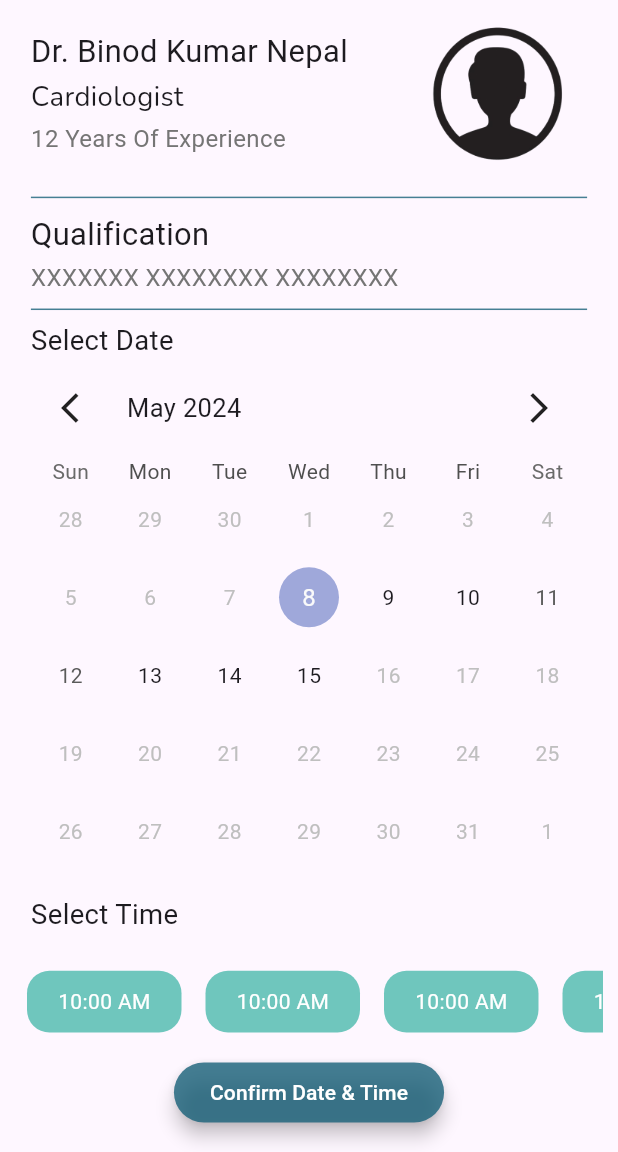
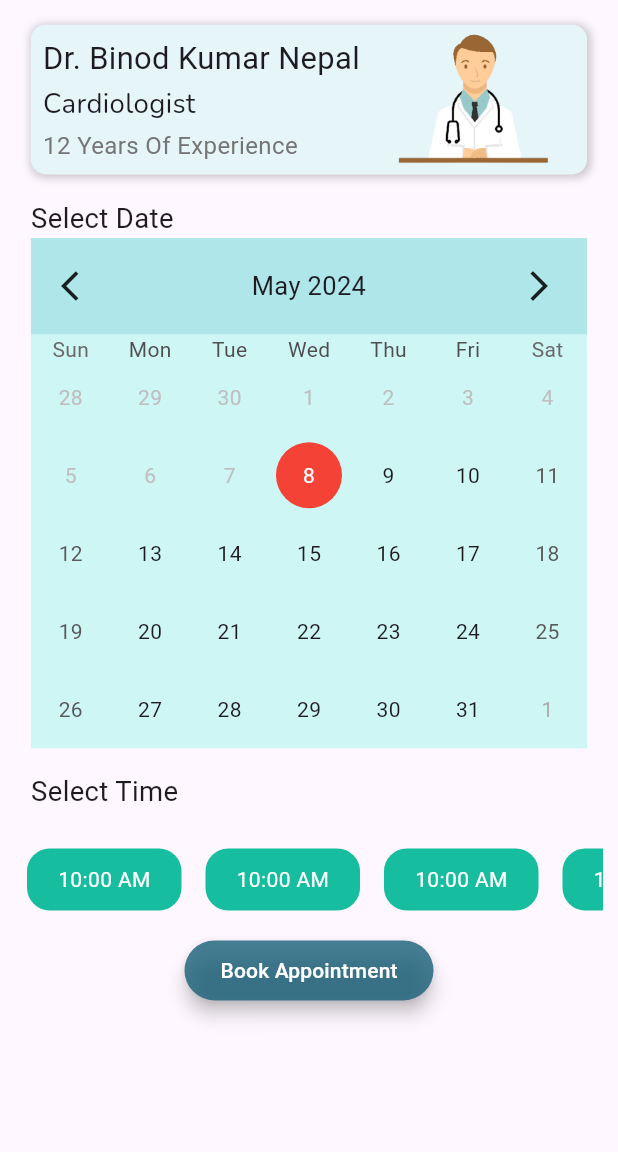
Before and after one commit to Arun746/patient_ms, a Flutter app: the BookAppointment screen opened by its route, on a phone screen of 412 x 824 dp, the part 84-1236 px from its top. Run offline on Flutter 3.47's test engine with Material 3 defaults, Android fonts, the phone set to English and light mode, and no system bars; drawn by our look-alikes of table_calendar; our stand-ins replace fluttertoast, google_fonts, loader_overlay; Roboto replaces fonts that are missing (Courgette).

Commit message:
date picker

```diff
--- a/patient_ms/lib/main.dart
+++ b/patient_ms/lib/main.dart
@@ -2,6 +2,7 @@
 
 import 'package:patient_ms/screen/appointment.screen.dart';
 import 'package:patient_ms/screen/bookappointment.screen.dart';
+import 'package:patient_ms/screen/bookpayment.screen.dart';
 import 'package:patient_ms/screen/doctorslist.screen.dart';
 import 'package:patient_ms/screen/home.screen.dart';
 import 'package:patient_ms/screen/login.screen.dart';
@@ -39,6 +40,7 @@ class _MyAppState extends State<MyApp> {
         '/Appointment': (BuildContext context) => const Appointment(),
         '/Doctors': (BuildContext context) => const DoctorList(),
         '/BookAppointment': (BuildContext context) => const BookAppointment(),
+        '/BookPayment': (BuildContext context) => const BookPayment(),
       },
       debugShowCheckedModeBanner: false,
     );
--- a/patient_ms/lib/screen/appointment.screen.dart
+++ b/patient_ms/lib/screen/appointment.screen.dart
@@ -266,7 +266,7 @@ class _AppointmentState extends State<Appointment>
                         ),
                         child: Padding(
                           padding: EdgeInsets.all(screenWidth * 0.02),
-                          child: Image.asset('images/profile.png'),
+                          child: Image.asset('images/doctor.png'),
                         ),
                       ),
                     ],
--- a/patient_ms/lib/screen/bookappointment.screen.dart
+++ b/patient_ms/lib/screen/bookappointment.screen.dart
@@ -2,6 +2,7 @@
 
 import 'package:flutter/material.dart';
 import 'package:google_fonts/google_fonts.dart';
+
 import 'package:table_calendar/table_calendar.dart';
 
 class BookAppointment extends StatefulWidget {
@@ -14,19 +15,15 @@ class BookAppointment extends StatefulWidget {
 class _BookAppointmentState extends State<BookAppointment> {
   late double screenWidth = MediaQuery.of(context).size.width;
   late double screenHeight = MediaQuery.of(context).size.height;
+  int? _selectedTime;
+  DateTime _focusedDay = DateTime.now();
+  late DateTime _selectedDay;
 
-  // DatePicker() {
-  //   showDatePicker(
-  //     context: context,
-  //     initialDate: DateTime.now(),
-  //     firstDate: DateTime.now(),
-  //     lastDate: DateTime(2025),
-  //   ).then((pickedDate) {
-  //     if (pickedDate != null) {
-  //       print('Picked date: $pickedDate');
-  //     }
-  //   });
-  // }
+  @override
+  void initState() {
+    super.initState();
+    _selectedDay = DateTime.now();
+  }
 
   @override
   Widget build(BuildContext context) {
@@ -58,7 +55,27 @@ class _BookAppointmentState extends State<BookAppointment> {
           children: [
             //heading
             Padding(
-              padding: EdgeInsets.symmetric(horizontal: screenWidth * 0.05),
+              padding: EdgeInsets.symmetric(
+                horizontal: screenWidth * 0.05,
+                vertical: screenHeight * 0.02,
+              ),
+              child: Container(
+                decoration: BoxDecoration(
+                  borderRadius: BorderRadius.circular(10),
+                  // color: Colors.white,
+                  color: Color.fromARGB(255, 229, 245, 248),
+                  boxShadow: [
+                    BoxShadow(
+                      color:
+                          const Color.fromARGB(255, 0, 0, 0).withOpacity(0.2),
+                      spreadRadius: 1,
+                      blurRadius: 4,
+                      offset: const Offset(1, 1),
+                    ),
+                  ],
+                ),
+                child: Padding(
+                  padding: const EdgeInsets.symmetric(horizontal: 8),
                   child: Row(
                     mainAxisAlignment: MainAxisAlignment.spaceBetween,
                     children: [
@@ -100,54 +117,52 @@ class _BookAppointmentState extends State<BookAppointment> {
                         crossAxisAlignment: CrossAxisAlignment.start,
                         children: [
                           SizedBox(
-                        width: screenWidth * 0.3,
-                        child: Image.asset('images/profile.png'),
+                            width: screenWidth * 0.33,
+                            child: Image.asset('images/doctor.png'),
                           )
                         ],
                       )
                     ],
                   ),
                 ),
-            //divider
-            Padding(
-              padding: EdgeInsets.symmetric(horizontal: screenWidth * 0.05),
-              child: Divider(
-                color: const Color.fromRGBO(24, 97, 121, 0.8),
               ),
             ),
+
             //exp
-            Padding(
-              padding: EdgeInsets.symmetric(
-                horizontal: screenWidth * 0.05,
-                vertical: screenHeight * 0.002,
-              ),
-              child: Text(
-                'Qualification',
-                style: TextStyle(
-                  fontSize: 18 * (screenWidth / 360),
-                ),
-              ),
-            ),
-            Padding(
-              padding: EdgeInsets.symmetric(
-                horizontal: screenWidth * 0.05,
-                vertical: screenHeight * 0.002,
-              ),
-              child: Text(
-                'XXXXXXX XXXXXXXX XXXXXXXX',
-                style: TextStyle(
-                  fontSize: 14 * (screenWidth / 360),
-                  color: Colors.grey.shade600,
-                ),
-              ),
-            ),
-            //divider
-            Padding(
-              padding: EdgeInsets.symmetric(horizontal: screenWidth * 0.05),
-              child: Divider(
-                color: const Color.fromRGBO(24, 97, 121, 0.8),
-              ),
-            ),
+            // Padding(
+            //   padding: EdgeInsets.symmetric(
+            //     horizontal: screenWidth * 0.05,
+            //     vertical: screenHeight * 0.002,
+            //   ),
+            //   child: Container(
+            //     width: double.infinity,
+            //     decoration: BoxDecoration(
+            //       borderRadius: BorderRadius.circular(10),
+            //       color: Color.fromARGB(255, 122, 231, 231),
+            //     ),
+            //     child: Padding(
+            //       padding: EdgeInsets.symmetric(horizontal: 8),
+            //       child: Column(
+            //         crossAxisAlignment: CrossAxisAlignment.start,
+            //         children: [
+            //           Text(
+            //             'Qualification',
+            //             style: TextStyle(
+            //               fontSize: 18 * (screenWidth / 360),
+            //             ),
+            //           ),
+            //           Text(
+            //             'xxxxx xxxx xxxx',
+            //             style: TextStyle(
+            //               fontSize: 14 * (screenWidth / 360),
+            //             ),
+            //           ),
+            //         ],
+            //       ),
+            //     ),
+            //   ),
+            // ),
+
             //calendar
             Padding(
               padding: EdgeInsets.symmetric(
@@ -162,37 +177,52 @@ class _BookAppointmentState extends State<BookAppointment> {
             ),
             Padding(
               padding: EdgeInsets.symmetric(horizontal: screenWidth * 0.05),
-              child: SizedBox(
+              child: Container(
+                color: Color.fromARGB(255, 206, 246, 245),
                 child: TableCalendar(
                   firstDay: DateTime.now(),
-                  lastDay: DateTime.now().add(Duration(days: 7)),
-                  focusedDay: DateTime.now(),
+                  lastDay: DateTime(2025),
+                  focusedDay: _focusedDay,
                   headerStyle: HeaderStyle(
                     headerMargin: EdgeInsets.zero,
                     leftChevronIcon: Icon(Icons.arrow_back_ios),
                     rightChevronIcon: Icon(Icons.arrow_forward_ios),
                     formatButtonVisible: false,
+                    titleCentered: true,
+                    //  backgroundColor: Colors.blue,
+                    // titleStyle: TextStyle(color: Colors.white),
+                    decoration: BoxDecoration(
+                      color: Color.fromARGB(255, 174, 230, 234),
+                    ),
+                  ),
+                  calendarStyle: CalendarStyle(
+                    rowDecoration: BoxDecoration(
+                      color: Color.fromARGB(255, 206, 246, 245),
+                    ),
                   ),
                   calendarFormat: CalendarFormat.month,
-                  // calendarBuilders: CalendarBuilders(
-                  //   selectedBuilder: (context, date, _) {
-                  //     return Container(
-                  //       margin: EdgeInsets.all(2.0),
-                  //       padding: EdgeInsets.all(3.0),
-                  //       decoration: BoxDecoration(
-                  //         color: Colors.blue,
-                  //         borderRadius: BorderRadius.circular(8.0),
-                  //       ),
-                  //       child: Text(
-                  //         '${date.day}',
-                  //         style: TextStyle(
-                  //           color: Colors.white,
-                  //           fontSize: 16.0,
-                  //         ),
-                  //       ),
-                  //     );
-                  //   },
-                  // ),
+                  selectedDayPredicate: (day) => isSameDay(day, _selectedDay),
+                  onDaySelected: (selectedDay, focusedDay) {
+                    setState(() {
+                      _selectedDay = selectedDay;
+                      _focusedDay = focusedDay;
+                      print(_selectedDay);
+                    });
+                  },
+                  calendarBuilders: CalendarBuilders(
+                    selectedBuilder: (context, date, _) => Container(
+                      margin: const EdgeInsets.all(4.0),
+                      alignment: Alignment.center,
+                      decoration: BoxDecoration(
+                        color: Colors.red,
+                        shape: BoxShape.circle,
+                      ),
+                      child: Text(
+                        '${date.day}',
+                        style: TextStyle(color: Colors.white),
+                      ),
+                    ),
+                  ),
                 ),
               ),
             ),
@@ -215,18 +245,23 @@ class _BookAppointmentState extends State<BookAppointment> {
                 child: SingleChildScrollView(
                   scrollDirection: Axis.horizontal,
                   child: Row(
-                    children: List<Widget>.generate(10, (index) {
+                    children: List<Widget>.generate(10, (i) {
                       return Padding(
                         padding: const EdgeInsets.all(8.0),
-                        child: InkWell(
-                          onTap: () {},
+                        child: GestureDetector(
+                          onTap: () {
+                            setState(() {
+                              _selectedTime = _selectedTime == i ? null : i;
+                            });
+                          },
                           child: Container(
                             height: screenHeight * 0.05,
                             width: screenWidth * 0.25,
                             decoration: BoxDecoration(
                                 borderRadius: BorderRadius.circular(15),
-                              color: Color.fromARGB(204, 75, 186, 173),
-                            ),
+                                color: _selectedTime == i
+                                    ? Colors.red
+                                    : Color.fromARGB(255, 22, 189, 158)),
                             child: Center(
                                 child: Text(
                               '10:00 AM',
@@ -253,8 +288,10 @@ class _BookAppointmentState extends State<BookAppointment> {
                     ),
                     elevation: 5,
                   ),
-                  onPressed: () {},
-                  child: Text('Confirm Date & Time'),
+                  onPressed: () {
+                    Navigator.pushNamed(context, '/BookPayment');
+                  },
+                  child: Text('Book Appointment'),
                 ),
               ),
             )
--- a/patient_ms/lib/screen/doctorslist.screen.dart
+++ b/patient_ms/lib/screen/doctorslist.screen.dart
@@ -130,7 +130,7 @@ class _DoctorListState extends State<DoctorList> {
                         ),
                         child: Padding(
                           padding: EdgeInsets.all(screenWidth * 0.02),
-                          child: Image.asset('images/profile.png'),
+                          child: Image.asset('images/doctor.png'),
                         ),
                       ),
                     ],
--- a/patient_ms/pubspec.yaml
+++ b/patient_ms/pubspec.yaml
@@ -39,6 +39,7 @@ dependencies:
   loader_overlay: ^4.0.0
   google_fonts: ^6.2.1
   table_calendar: ^3.1.1
+  intl: ^0.19.0
 
 dev_dependencies:
   flutter_test:
```
Also changed, not shown: patient_ms/lib/screen/bookpayment.screen.dart (added, +39 -0 lines), patient_ms/images/doctor.png (added), patient_ms/pubspec.lock. Lines whose indentation alone changed are shown as unchanged.
